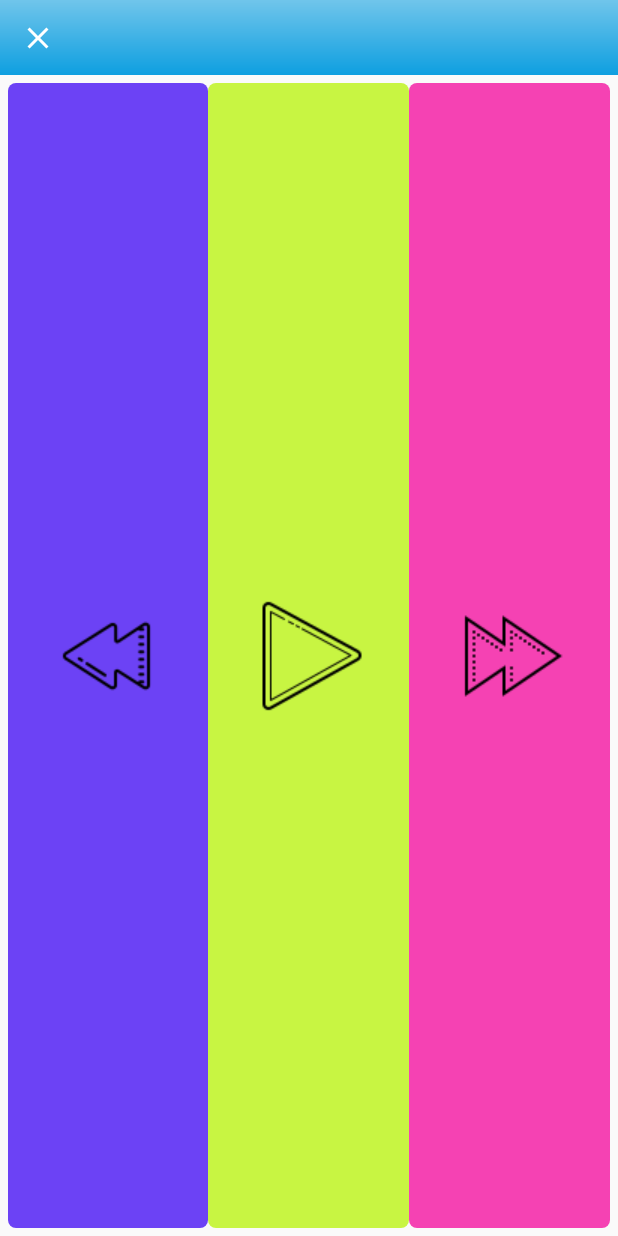
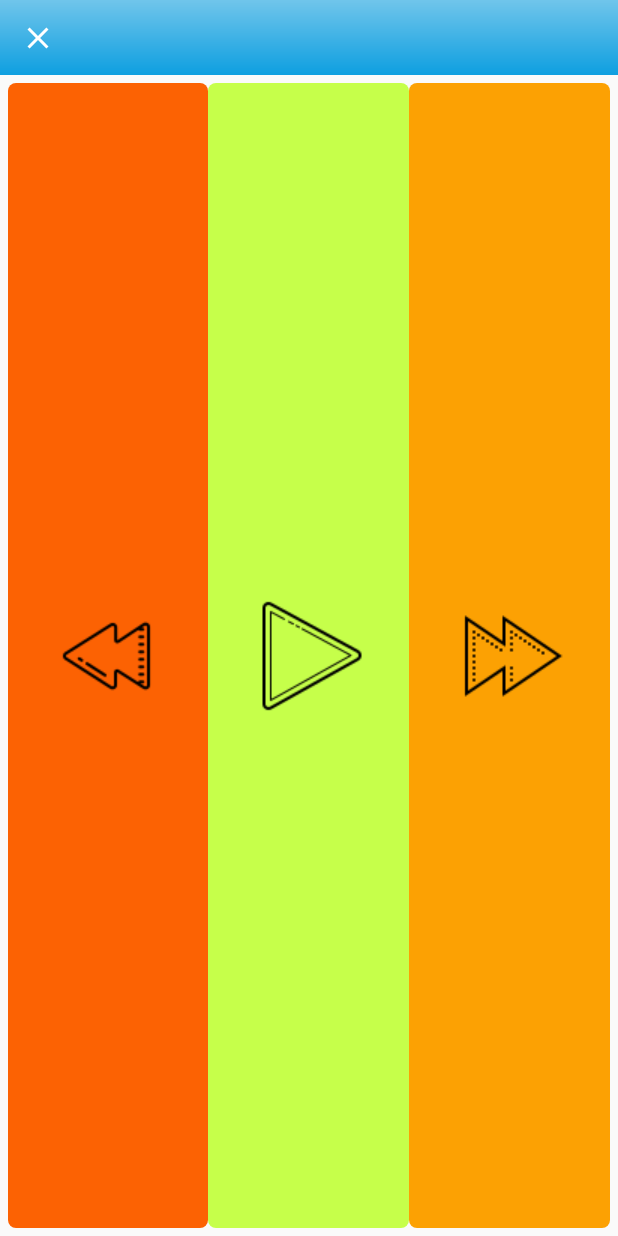
Before and after one commit to jdotcole233/karico_play, an Android app: the KaricoMotorSkillTwo screen opened directly, with no data from a screen before it, on a phone screen of 412 x 824 dp. Run offline under Robolectric (Android 15) with nearby library versions, the phone set to English and light mode, and no system bars; Roboto replaces fonts that are not available here; 1 statement that could not run was skipped.

Commit message:
modularized forward reverse play

```diff
--- a/app/src/main/res/layout/activity_karico_motor_skill_two.xml
+++ b/app/src/main/res/layout/activity_karico_motor_skill_two.xml
@@ -38,7 +38,7 @@
             android:layout_height="match_parent"
             android:src="@drawable/icons_reverse"
             android:elevation="13dp"
-            android:backgroundTint="#6c42f5"
+            android:backgroundTint="#fc6203"
             android:background="@drawable/button_rounded_edges"
 
             />
@@ -50,7 +50,7 @@
             android:layout_height="match_parent"
             android:src="@drawable/icons_play"
             android:elevation="13dp"
-            android:backgroundTint="#c8f542"
+            android:backgroundTint="#c6ff4a"
             android:background="@drawable/button_rounded_edges"
 
             />
@@ -60,7 +60,7 @@
             android:layout_width="0dp"
             android:layout_height="match_parent"
             android:src="@drawable/icons_fast_forward"
-            android:backgroundTint="#f542b3"
+            android:backgroundTint="#fca103"
             android:background="@drawable/button_rounded_edges"
             android:elevation="13dp"
 
```
Also changed, not shown: app/src/main/java/com/ultitrust/karico/Adapter/KaricoPlayerEn.java (+16 -2 lines).
